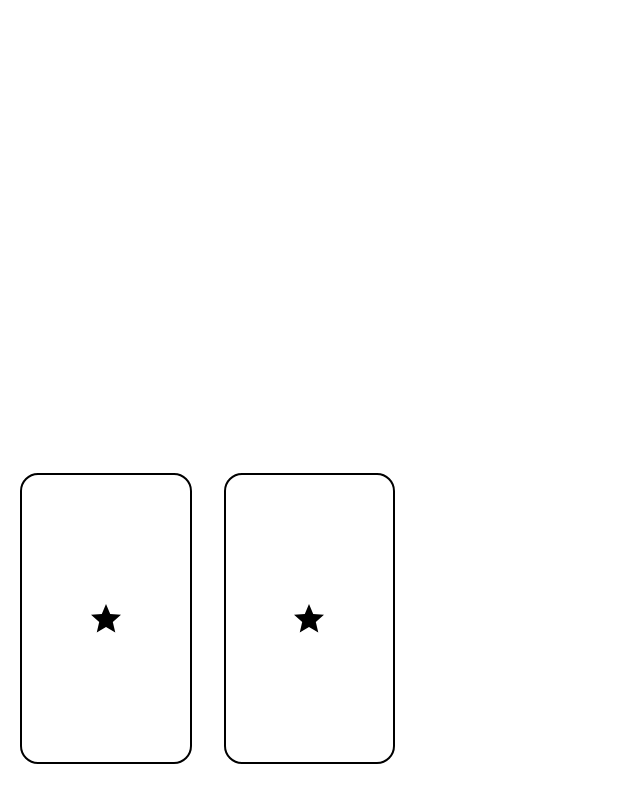
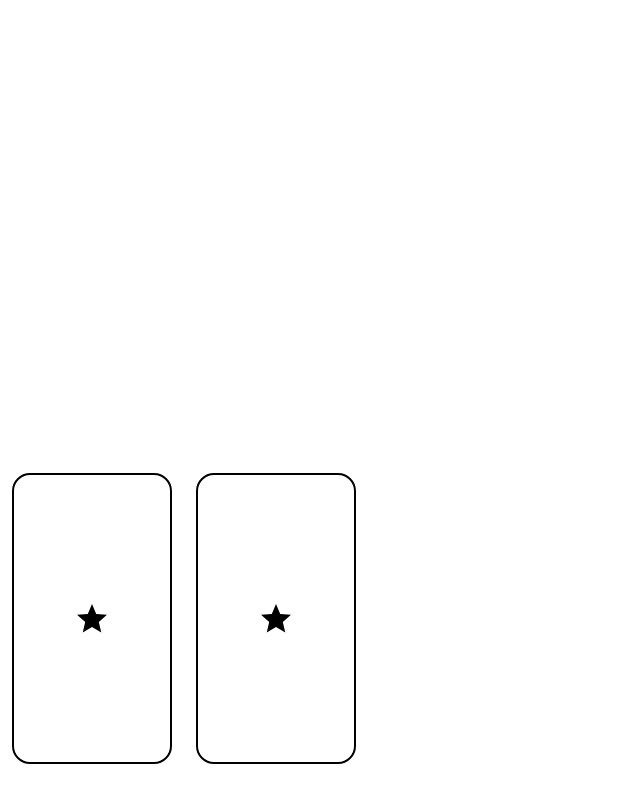
Before and after one commit to ds1mbp5720/RouletteProject, an Android app built with Jetpack Compose: the @Preview function CardListScreenPreview, on a phone screen of 412 x 824 dp. Shown: the top 803 px of the screen. Run offline under Robolectric (Android 15) with nearby library versions, the phone set to English and light mode, and no system bars.

Commit message:
카드 중심 조정, 갯수에 따른 gridCell, width 조정
카드 중심 조정, 갯수에 따른 gridCell, width 조정

```diff
--- a/app/src/main/java/com/example/rouletteproject/component/card/CardCompose.kt
+++ b/app/src/main/java/com/example/rouletteproject/component/card/CardCompose.kt
@@ -6,10 +6,9 @@ import androidx.compose.foundation.layout.Row
 import androidx.compose.foundation.layout.Spacer
 import androidx.compose.foundation.layout.fillMaxHeight
 import androidx.compose.foundation.layout.fillMaxSize
-import androidx.compose.foundation.layout.fillMaxWidth
 import androidx.compose.foundation.layout.height
 import androidx.compose.foundation.layout.padding
-import androidx.compose.foundation.layout.wrapContentWidth
+import androidx.compose.foundation.layout.width
 import androidx.compose.foundation.lazy.grid.GridCells
 import androidx.compose.foundation.lazy.grid.LazyVerticalGrid
 import androidx.compose.foundation.lazy.grid.items
@@ -80,7 +79,7 @@ fun CardScreen(
             if (shuffledCardStateList.isEmpty()) {
                 it.rouletteData.shuffled().forEach { item ->
                     shuffledCardStateList.add(
-                        CardStateItem( text = item, isRotated = true, isSelected = false )
+                        CardStateItem(text = item, isRotated = true, isSelected = false)
                     )
                 }
             } else {
@@ -102,14 +101,17 @@ fun CardList(
     cardItems: List<CardStateItem>
 ) {
     LazyVerticalGrid(
-        columns = GridCells.Fixed(3),
+        columns = GridCells.Fixed(
+            if (cardItems.size % 2 == 0 && cardItems.size < 5) 2
+            else 3
+        ),
         modifier = modifier
-            .fillMaxWidth()
-            .fillMaxHeight()
-            .wrapContentWidth(Alignment.CenterHorizontally)
-            .padding(horizontal = 5.dp),
-        horizontalArrangement = Arrangement.spacedBy(5.dp, Alignment.CenterHorizontally)
-        , verticalArrangement = Arrangement.Center
+            .width(
+                if (cardItems.size % 2 == 0 && cardItems.size < 5) 245.dp
+                else 370.dp
+            )
+            .fillMaxHeight(),
+        horizontalArrangement = Arrangement.Center, verticalArrangement = Arrangement.Center
     ) {
         items(cardItems) { cardItem ->
             CardItem(
--- a/data/src/main/java/com/example/data/entity/RouletteEntity.kt
+++ b/data/src/main/java/com/example/data/entity/RouletteEntity.kt
@@ -7,6 +7,6 @@ import androidx.room.PrimaryKey
 data class RouletteEntity(
     @PrimaryKey( autoGenerate = true )
     val id: Long,
-    val title: String, //todo 선택한거 표시 추가하기 (룰렛, 카드)
+    val title: String,
     val rouletteData: List<String> // 룰렛 요소 list
 )
```
